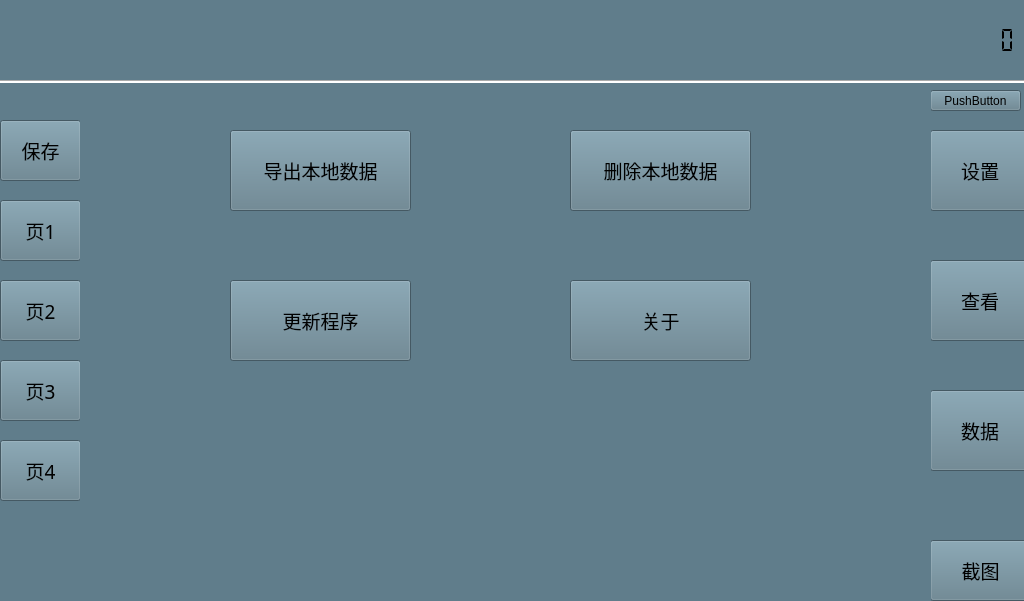
Old version of the form mainwindow.ui in the repository alphonso64/EnergyBox.
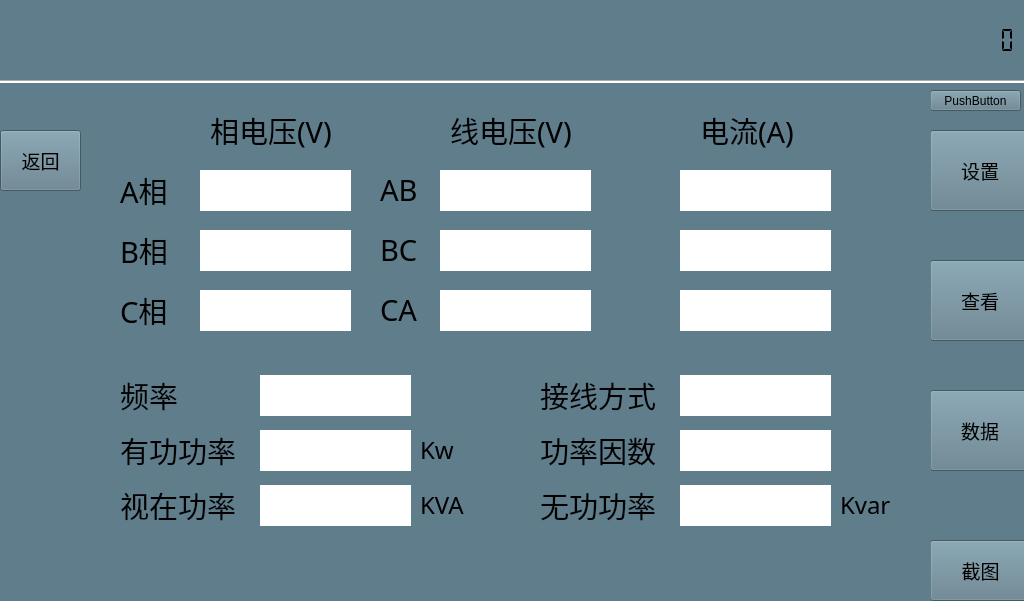
New version of the form. Icons and pictures are not drawn.

```diff
--- a/mainwindow.ui
+++ b/mainwindow.ui
@@ -156,33 +156,29 @@
        <height>511</height>
       </rect>
      </property>
-     <widget class="QPushButton" name="pushButton_15">
+     <widget class="QGroupBox" name="groupBox_4">
       <property name="geometry">
        <rect>
-        <x>490</x>
-        <y>40</y>
-        <width>181</width>
-        <height>81</height>
+        <x>20</x>
+        <y>0</y>
+        <width>811</width>
+        <height>321</height>
        </rect>
       </property>
       <property name="font">
        <font>
         <family>微软雅黑</family>
-        <pointsize>14</pointsize>
+        <pointsize>12</pointsize>
        </font>
       </property>
-      <property name="styleSheet">
-       <string notr="true">border-image: url(:/new/prefix1/btn.qss);</string>
+      <property name="title">
+       <string>其他</string>
       </property>
-      <property name="text">
-       <string>删除本地数据</string>
-      </property>
-     </widget>
      <widget class="QPushButton" name="pushButton_18">
       <property name="geometry">
        <rect>
-        <x>150</x>
-        <y>40</y>
+         <x>100</x>
+         <y>50</y>
         <width>181</width>
         <height>81</height>
        </rect>
@@ -203,8 +199,8 @@
      <widget class="QPushButton" name="pushButton_20">
       <property name="geometry">
        <rect>
-        <x>150</x>
-        <y>190</y>
+         <x>100</x>
+         <y>200</y>
         <width>181</width>
         <height>81</height>
        </rect>
@@ -225,8 +221,8 @@
      <widget class="QPushButton" name="pushButton_22">
       <property name="geometry">
        <rect>
-        <x>490</x>
-        <y>190</y>
+         <x>480</x>
+         <y>200</y>
         <width>181</width>
         <height>81</height>
        </rect>
@@ -244,6 +240,29 @@
        <string>关于</string>
       </property>
      </widget>
+      <widget class="QPushButton" name="pushButton_15">
+       <property name="geometry">
+        <rect>
+         <x>480</x>
+         <y>50</y>
+         <width>181</width>
+         <height>81</height>
+        </rect>
+       </property>
+       <property name="font">
+        <font>
+         <family>微软雅黑</family>
+         <pointsize>14</pointsize>
+        </font>
+       </property>
+       <property name="styleSheet">
+        <string notr="true">border-image: url(:/new/prefix1/btn.qss);</string>
+       </property>
+       <property name="text">
+        <string>删除本地数据</string>
+       </property>
+      </widget>
+     </widget>
     </widget>
     <widget class="QWidget" name="widget_9" native="true">
      <property name="geometry">
@@ -1407,6 +1426,25 @@
         <number>15</number>
        </property>
       </widget>
+      <widget class="QLabel" name="label_4">
+       <property name="geometry">
+        <rect>
+         <x>470</x>
+         <y>105</y>
+         <width>331</width>
+         <height>51</height>
+        </rect>
+       </property>
+       <property name="font">
+        <font>
+         <family>微软雅黑</family>
+         <pointsize>12</pointsize>
+        </font>
+       </property>
+       <property name="text">
+        <string>文件名:&quot;前缀名&quot;+&quot;__&quot;+&quot;测量开始时间&quot;+&quot;.xls&quot;</string>
+       </property>
+      </widget>
      </widget>
     </widget>
     <zorder>pushButton_12</zorder>
@@ -1414,10 +1452,10 @@
     <zorder>pushButton_17</zorder>
     <zorder>pushButton_24</zorder>
     <zorder>pushButton_25</zorder>
-    <zorder>widget_10</zorder>
-    <zorder>widget_9</zorder>
     <zorder>widget_12</zorder>
     <zorder>widget_3</zorder>
+    <zorder>widget_10</zorder>
+    <zorder>widget_9</zorder>
    </widget>
    <widget class="QWidget" name="widget_5" native="true">
     <property name="geometry">
@@ -4175,7 +4213,7 @@
       </font>
      </property>
      <property name="text">
-      <string>功率因素</string>
+      <string>功率因数</string>
      </property>
     </widget>
     <widget class="QLabel" name="label_power_factor_content">
@@ -6380,12 +6418,12 @@
    <zorder>label_3</zorder>
    <zorder>pushButton_21</zorder>
    <zorder>pushButton_5</zorder>
-   <zorder>widget_7</zorder>
-   <zorder>widget_5</zorder>
-   <zorder>widget_6</zorder>
+   <zorder>widget</zorder>
    <zorder>widget_13</zorder>
    <zorder>widget_2</zorder>
-   <zorder>widget</zorder>
+   <zorder>widget_5</zorder>
+   <zorder>widget_7</zorder>
+   <zorder>widget_6</zorder>
   </widget>
  </widget>
  <layoutdefault spacing="6" margin="11"/>
```
Lines whose indentation alone changed are shown as unchanged.
